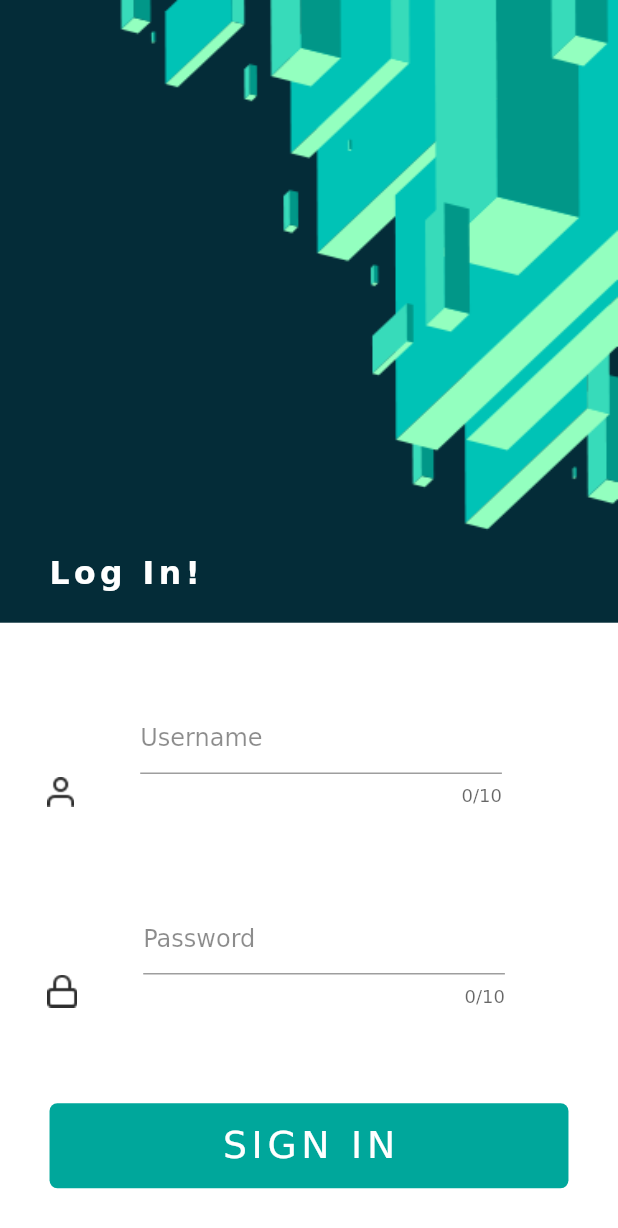
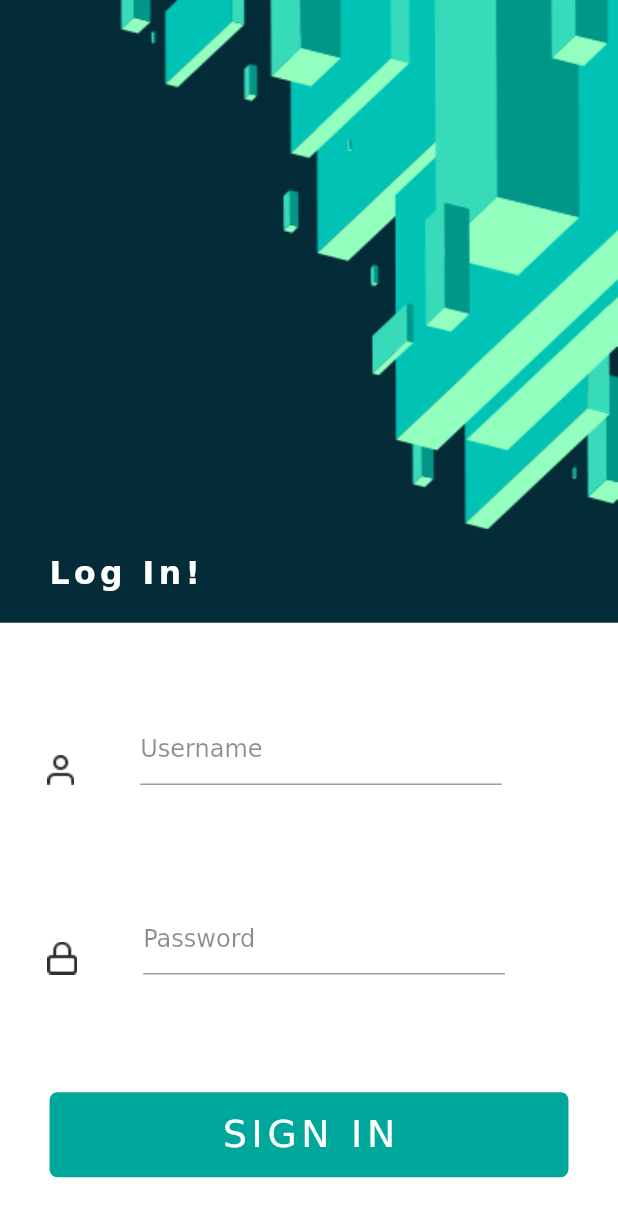
Before and after one commit to shreyask12/Assign_Task_flutter, a Flutter app: the screen it shows after launch, on a phone screen of 412 x 824 dp. Shown: the top 1228 px of the screen. Run offline on Flutter 3.47's test engine with Material 2 defaults, Android fonts, the phone set to English and light mode, and no system bars; our stand-ins replace flutter_screenutil, sqflite; accounts and stored records are empty.

Commit message:
maxlength ui issue solved

```diff
--- a/lib/loginpage.dart
+++ b/lib/loginpage.dart
@@ -3,6 +3,7 @@ import 'package:assign_task/model/UserModel.dart';
 import 'package:assign_task/accounts.dart';
 // import 'package:assign_task/widgets/CommonMenu.dart';
 import 'package:flutter/material.dart';
+import 'package:flutter/services.dart';
 import 'package:flutter_screenutil/flutter_screenutil.dart';
 import 'package:assign_task/model/validators.dart';
 import 'widgets/button.dart';
@@ -156,6 +157,9 @@ class _LoginPageState extends State<LoginPage> {
                                 child: SizedBox(
                                   width: ScreenUtil().setWidth(230),
                                   child: TextField(
+                                    inputFormatters:[
+                                      LengthLimitingTextInputFormatter(10),
+                                    ],
                                     onChanged: (val){
                                       if(val != ''){
                                         setState(() {
@@ -165,7 +169,7 @@ class _LoginPageState extends State<LoginPage> {
                                     },
                                     controller: textnamecontroller,
                                     keyboardType: TextInputType.emailAddress,
-                                    maxLength: 10,
+                                    // maxLength: 10,
                                     decoration: InputDecoration(
                                     hintText: 'Username',
                                     errorText: emailValid ? null :  widget.emailerror,
@@ -189,6 +193,9 @@ class _LoginPageState extends State<LoginPage> {
                                 child: SizedBox(
                                   width: ScreenUtil().setWidth(230),
                                   child: TextField(
+                                    inputFormatters:[
+                                      LengthLimitingTextInputFormatter(10),
+                                    ],
                                     onChanged: (val){
                                     if(val != ''){
                                         setState(() {
@@ -199,7 +206,7 @@ class _LoginPageState extends State<LoginPage> {
                                     keyboardType: TextInputType.text,
                                     controller: passwordcontroller,
                                     obscureText: true,
-                                    maxLength: 10,
+                                    // maxLength: 10,
                                     decoration: InputDecoration(
                                     errorText: passwordValid ? null : widget.passwordError,
                                     hintText: 'Password',
```
